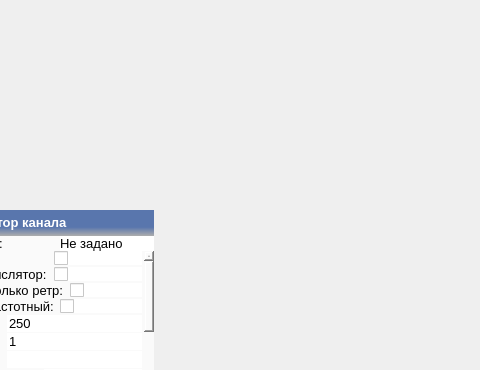
This is mainwindow.ui in COOLIRON2311/azart-p as Qt 5 draws it before an edit; both pictures show x 290 to 770 and y 0 to 370 of the 770 by 989 pixel window. The edited form follows.
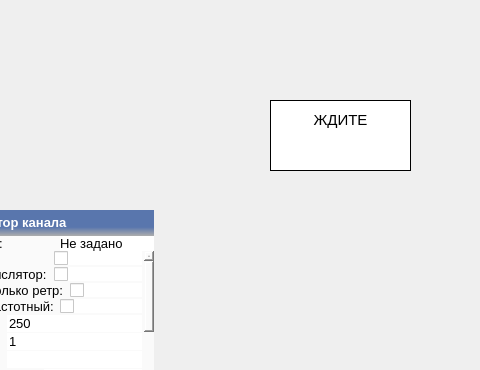
This is the edited form. The open tabs and pages were chosen to show the change. Icons and pictures are not drawn.

Commit message: added a wait banner and fixed a bug with the password banner and right tube

```diff
--- a/mainwindow.ui
+++ b/mainwindow.ui
@@ -10474,6 +10474,49 @@
       </layout>
      </widget>
     </widget>
+    <widget class="QWidget" name="wait">
+     <widget class="QWidget" name="widget_61" native="true">
+      <property name="geometry">
+       <rect>
+        <x>30</x>
+        <y>80</y>
+        <width>141</width>
+        <height>71</height>
+       </rect>
+      </property>
+      <property name="styleSheet">
+       <string notr="true">background: white;  border: 1px solid;</string>
+      </property>
+      <layout class="QVBoxLayout" name="verticalLayout_65">
+       <item>
+        <widget class="QLabel" name="label_136">
+         <property name="sizePolicy">
+          <sizepolicy hsizetype="Expanding" vsizetype="Expanding">
+           <horstretch>0</horstretch>
+           <verstretch>0</verstretch>
+          </sizepolicy>
+         </property>
+         <property name="font">
+          <font>
+           <pointsize>11</pointsize>
+           <weight>50</weight>
+           <bold>false</bold>
+          </font>
+         </property>
+         <property name="styleSheet">
+          <string notr="true">border: none; background: none;</string>
+         </property>
+         <property name="text">
+          <string>ЖДИТЕ</string>
+         </property>
+         <property name="alignment">
+          <set>Qt::AlignHCenter|Qt::AlignTop</set>
+         </property>
+        </widget>
+       </item>
+      </layout>
+     </widget>
+    </widget>
    </widget>
    <widget class="QStackedWidget" name="atuners">
     <property name="geometry">
```
Left out of the diff: 3 changed lines with no effect on the pictures. The commit also changes 1 other file.
